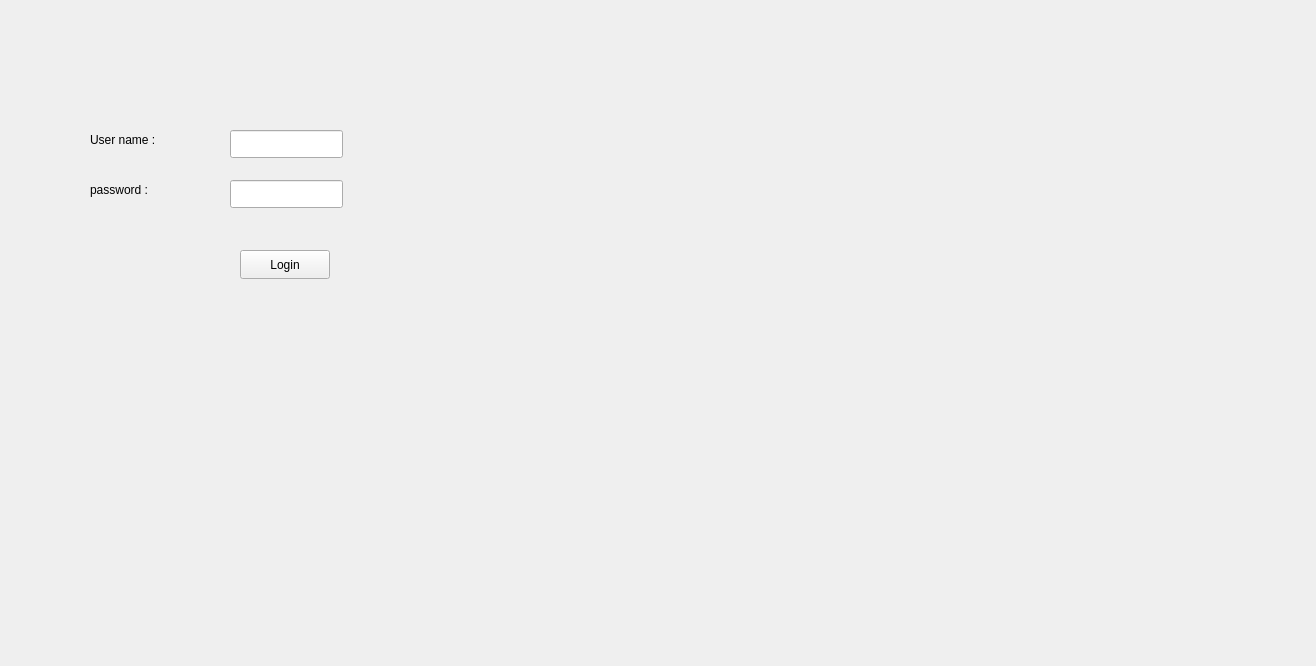
Qt form login.ui (medali141/sunny) before a commit.
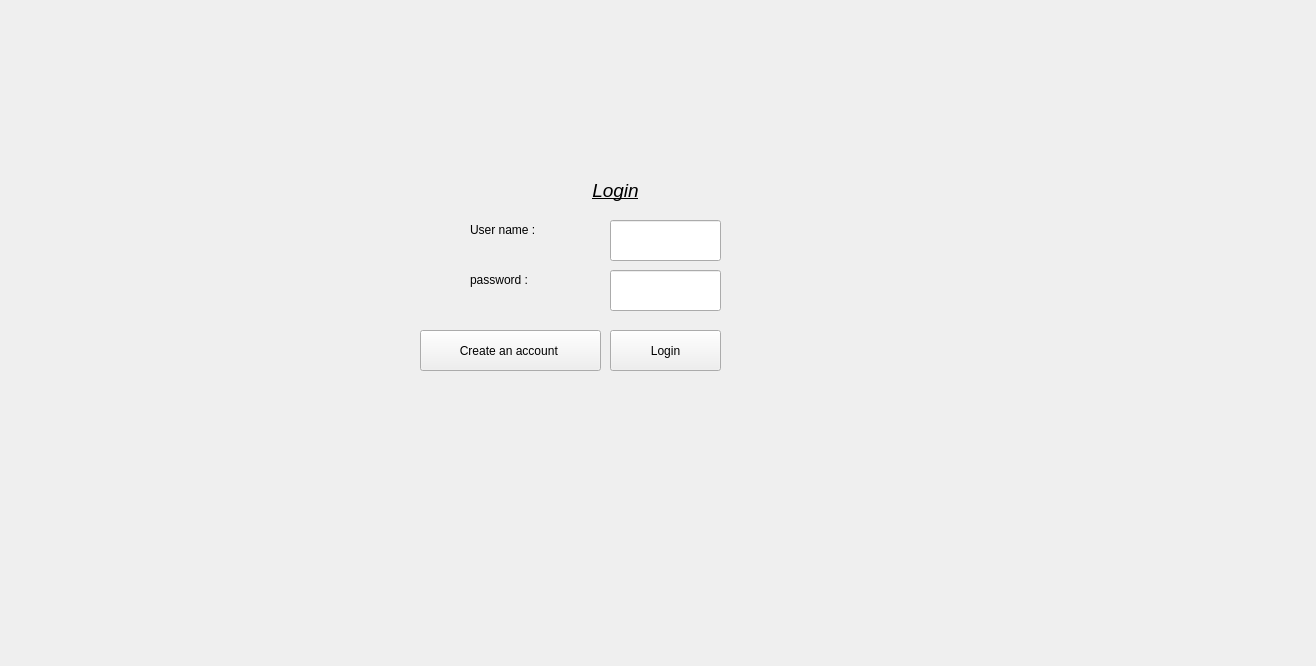
The same form after that commit. Icons and pictures are not drawn.

```diff
--- a/login.ui
+++ b/login.ui
@@ -16,8 +16,8 @@
   <widget class="QLabel" name="labelUsername">
    <property name="geometry">
     <rect>
-     <x>90</x>
-     <y>130</y>
+     <x>470</x>
+     <y>220</y>
      <width>101</width>
      <height>20</height>
     </rect>
@@ -29,18 +29,18 @@
   <widget class="QLineEdit" name="usernameInput">
    <property name="geometry">
     <rect>
-     <x>230</x>
-     <y>130</y>
-     <width>113</width>
-     <height>28</height>
+     <x>610</x>
+     <y>220</y>
+     <width>111</width>
+     <height>41</height>
     </rect>
    </property>
   </widget>
   <widget class="QLabel" name="labelUsername_2">
    <property name="geometry">
     <rect>
-     <x>90</x>
-     <y>180</y>
+     <x>470</x>
+     <y>270</y>
      <width>101</width>
      <height>20</height>
     </rect>
@@ -52,26 +52,71 @@
   <widget class="QLineEdit" name="passwordInput">
    <property name="geometry">
     <rect>
-     <x>230</x>
-     <y>180</y>
-     <width>113</width>
-     <height>28</height>
+     <x>610</x>
+     <y>270</y>
+     <width>111</width>
+     <height>41</height>
     </rect>
    </property>
   </widget>
   <widget class="QPushButton" name="loginButton">
    <property name="geometry">
     <rect>
-     <x>240</x>
-     <y>250</y>
-     <width>90</width>
-     <height>29</height>
+     <x>610</x>
+     <y>330</y>
+     <width>111</width>
+     <height>41</height>
     </rect>
    </property>
    <property name="text">
     <string>Login</string>
    </property>
   </widget>
+  <widget class="QPushButton" name="createAccountButton">
+   <property name="geometry">
+    <rect>
+     <x>420</x>
+     <y>330</y>
+     <width>181</width>
+     <height>41</height>
+    </rect>
+   </property>
+   <property name="text">
+    <string>Create an account </string>
+   </property>
+  </widget>
+  <widget class="QLabel" name="labelUsername_3">
+   <property name="geometry">
+    <rect>
+     <x>540</x>
+     <y>170</y>
+     <width>151</width>
+     <height>41</height>
+    </rect>
+   </property>
+   <property name="text">
+    <string>&lt;html&gt;&lt;head/&gt;&lt;body&gt;&lt;p align=&quot;center&quot;&gt;&lt;span style=&quot; font-size:14pt; font-style:italic; text-decoration: underline;&quot;&gt; Login&lt;/span&gt;&lt;/p&gt;&lt;/body&gt;&lt;/html&gt;</string>
+   </property>
+  </widget>
+  <widget class="QLabel" name="label">
+   <property name="geometry">
+    <rect>
+     <x>10</x>
+     <y>0</y>
+     <width>91</width>
+     <height>101</height>
+    </rect>
+   </property>
+   <property name="text">
+    <string/>
+   </property>
+   <property name="pixmap">
+    <pixmap resource="resources.qrc">:/images/rs/logo.png</pixmap>
+   </property>
+   <property name="scaledContents">
+    <bool>true</bool>
+   </property>
+  </widget>
  </widget>
  <resources/>
  <connections/>
```
Left out of the diff: 4 changed lines with no effect on the pictures.
